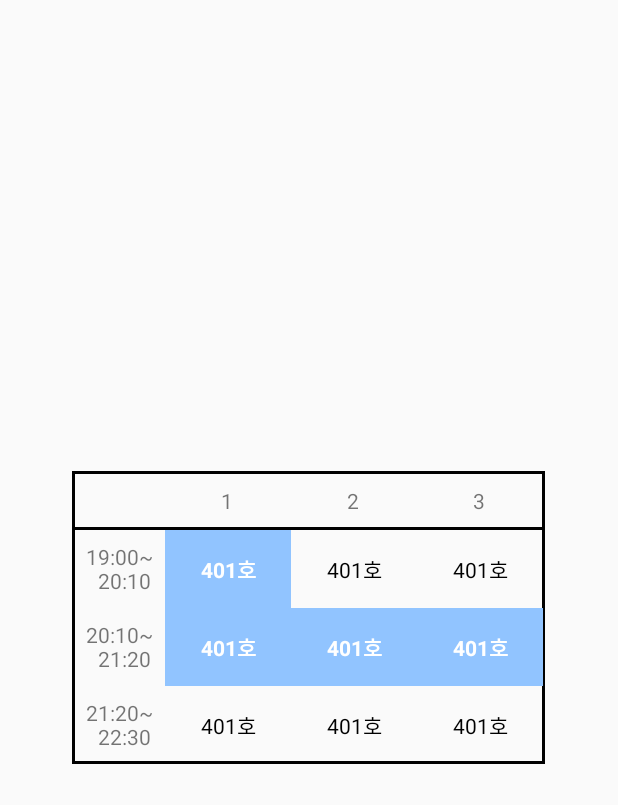
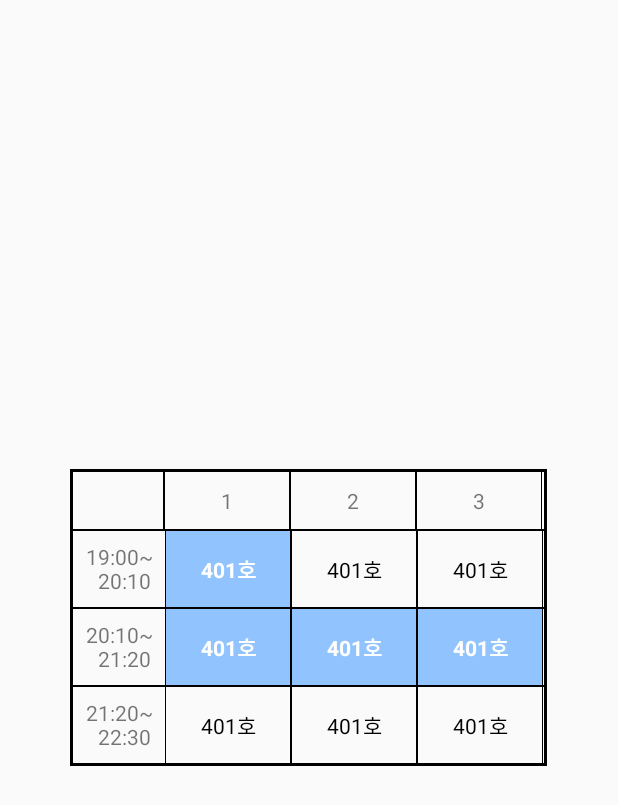
Before and after one commit to akwls/Dormbi_Android, an Android app: the ReserveActivity screen opened directly, with no data from a screen before it, on a phone screen of 412 x 824 dp. Shown: the top 805 px of the screen. Run offline under Robolectric (Android 15) with nearby library versions, the phone set to English and light mode, and no system bars.

Commit message:
세탁기 사용 등록 표 디자인

```diff
--- /dev/null
+++ b/app/src/main/res/drawable/table_border_color.xml
@@ -0,0 +1,10 @@
+<?xml version="1.0" encoding="utf-8"?>
+<shape xmlns:android="http://schemas.android.com/apk/res/android"
+    android:shape="rectangle">
+    <stroke
+        android:width="0.5dp"
+        android:color="#000" />
+    <solid
+        android:color="@color/colorMain" />
+
+</shape>
--- /dev/null
+++ b/app/src/main/res/drawable/table_border_thinner.xml
@@ -0,0 +1,7 @@
+<?xml version="1.0" encoding="utf-8"?>
+<shape xmlns:android="http://schemas.android.com/apk/res/android">
+    <stroke
+        android:color="#000"
+        android:width="0.5dp" />
+
+</shape>
--- a/app/src/main/res/layout/activity_reserve.xml
+++ b/app/src/main/res/layout/activity_reserve.xml
@@ -6,32 +6,42 @@
     android:layout_height="match_parent"
     tools:context=".ReserveActivity"
     android:orientation="vertical"
-    android:gravity="center">
+    android:gravity="center"
+    android:padding="10dp">
+    <LinearLayout
+        android:background="@drawable/table_border_thick"
+        android:layout_width="wrap_content"
+        android:padding="1.5dp"
+        android:layout_height="wrap_content">
     <TableLayout
         android:layout_width="315dp"
         android:layout_height="wrap_content"
-        android:background="@drawable/table_border_thick"
         android:stretchColumns="*">
         <TableRow
-            android:background="@drawable/table_border_thick">
+            android:background="@drawable/table_border_thinner">
             <TextView
+                android:background="@drawable/table_border_thinner"
                 android:padding="10dp"
                 android:gravity="center"
                 android:text="" />
             <TextView
+                android:background="@drawable/table_border_thinner"
                 android:padding="10dp"
                 android:gravity="center"
                 android:text="1" />
             <TextView
+                android:background="@drawable/table_border_thinner"
                 android:padding="10dp"
                 android:gravity="center"
                 android:text="2" />
             <TextView
+                android:background="@drawable/table_border_thinner"
                 android:padding="10dp"
                 android:gravity="center"
                 android:text="3" />
         </TableRow>
         <TableRow
+            android:background="@drawable/table_border_thinner"
             android:gravity="center">
             <TextView
                 android:gravity="center"
@@ -39,22 +49,25 @@
             <TextView
                 android:textStyle="bold"
                 android:textColor="#fff"
-                android:background="@color/colorMain"
+                android:background="@drawable/table_border_color"
                 android:padding="15dp"
                 android:gravity="center"
                 android:text="401호" />
             <TextView
+                android:background="@drawable/table_border_thinner"
                 android:textColor="#000"
                 android:padding="15dp"
                 android:gravity="center"
                 android:text="401호" />
             <TextView
+                android:background="@drawable/table_border_thinner"
                 android:textColor="#000"
                 android:padding="15dp"
                 android:gravity="center"
                 android:text="401호" />
         </TableRow>
         <TableRow
+            android:background="@drawable/table_border_thinner"
             android:gravity="center">
             <TextView
                 android:gravity="center"
@@ -62,41 +75,45 @@
             <TextView
                 android:textStyle="bold"
                 android:textColor="#fff"
-                android:background="@color/colorMain"
+                android:background="@drawable/table_border_color"
                 android:padding="15dp"
                 android:gravity="center"
                 android:text="401호" />
             <TextView
                 android:textStyle="bold"
                 android:textColor="#fff"
-                android:background="@color/colorMain"
+                android:background="@drawable/table_border_color"
                 android:padding="15dp"
                 android:gravity="center"
                 android:text="401호" />
             <TextView
                 android:textStyle="bold"
                 android:textColor="#fff"
-                android:background="@color/colorMain"
+                android:background="@drawable/table_border_color"
                 android:padding="15dp"
                 android:gravity="center"
                 android:text="401호" />
         </TableRow>
         <TableRow
+            android:background="@drawable/table_border_thinner"
             android:gravity="center">
             <TextView
                 android:gravity="center"
                 android:text="21:20~\n  22:30" />
             <TextView
+                android:background="@drawable/table_border_thinner"
                 android:textColor="#000"
                 android:padding="15dp"
                 android:gravity="center"
                 android:text="401호" />
             <TextView
+                android:background="@drawable/table_border_thinner"
                 android:textColor="#000"
                 android:padding="15dp"
                 android:gravity="center"
                 android:text="401호" />
             <TextView
+                android:background="@drawable/table_border_thinner"
                 android:textColor="#000"
                 android:padding="15dp"
                 android:gravity="center"
@@ -104,5 +121,6 @@
         </TableRow>
 
     </TableLayout>
+    </LinearLayout>
 
 </LinearLayout>
```
